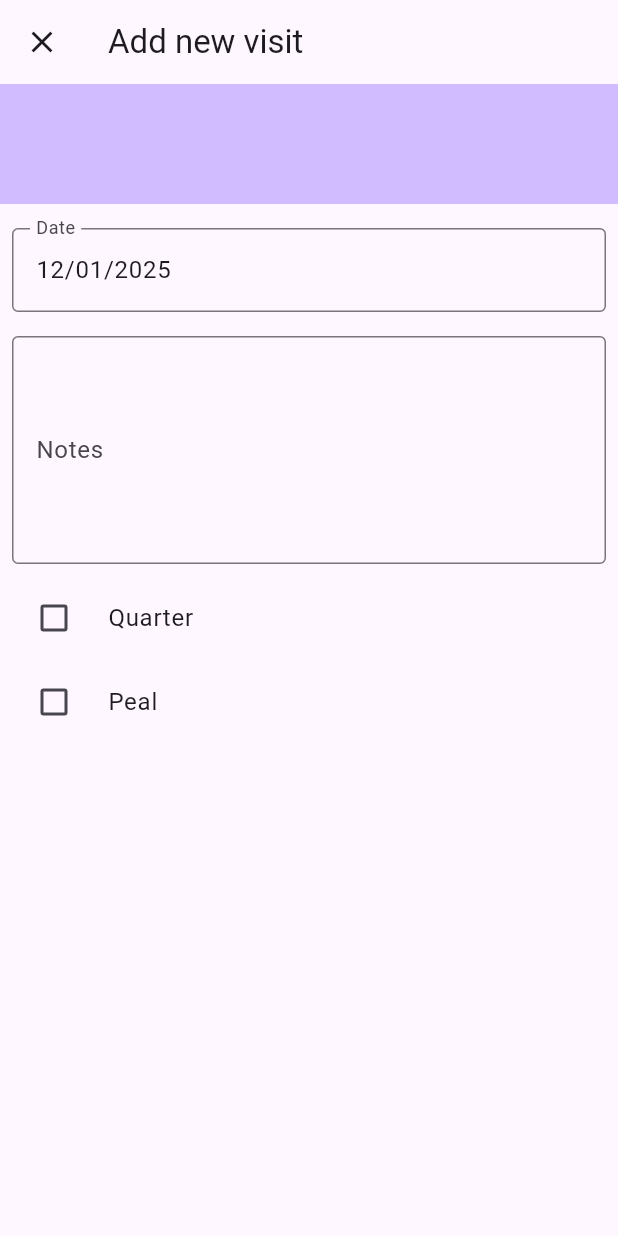
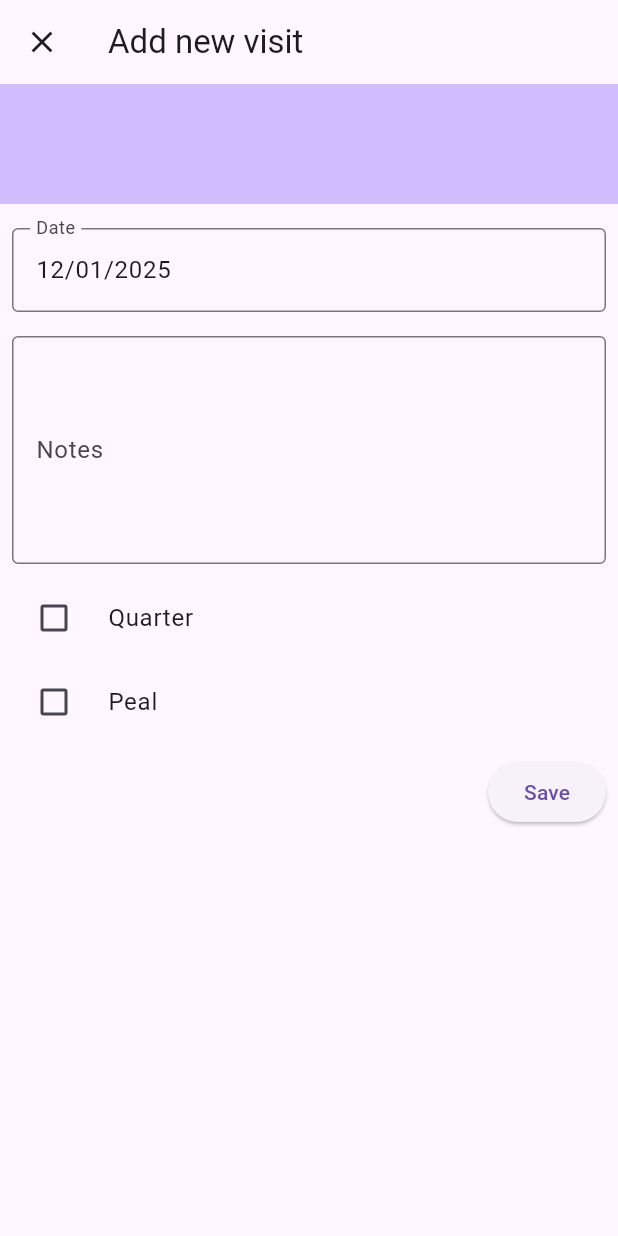
Before and after one commit to ahsparrow/bellfinder_flutter, a Flutter app: the NewVisitScreen screen opened directly with empty values, on a phone screen of 412 x 824 dp. Run offline on Flutter 3.47's test engine with Material 3 defaults, Android fonts, the phone set to English and light mode, and no system bars; our stand-ins replace drift, drift_flutter, flutter_map, flutter_svg, go_router, latlong2 and 2 more; missing offline and left inert: flutter_map_marker_cluster; accounts and stored records are empty; generated files the repository leaves out were written again; statements that could not run were skipped.

Commit message:
Save new visit to database

```diff
--- a/lib/screens/newvisit_screen.dart
+++ b/lib/screens/newvisit_screen.dart
@@ -134,6 +134,27 @@ class NewVisitFormState extends State<NewVisitForm> {
           value: _peal,
           controlAffinity: ListTileControlAffinity.leading,
         ),
+
+        Row(
+          children: [
+            Spacer(),
+            Padding(
+              padding: EdgeInsets.all(8),
+              child: ElevatedButton(
+                onPressed: () {
+                  widget.viewModel.insert(
+                    date: DateFormat('dd/MM/yyyy').parse(_dateController.text),
+                    notes: _noteController.text,
+                    peal: _peal,
+                    quarter: _quarter,
+                  );
+                  context.pop();
+                },
+                child: Text("Save"),
+              ),
+            ),
+          ],
+        ),
       ],
     );
   }
```
